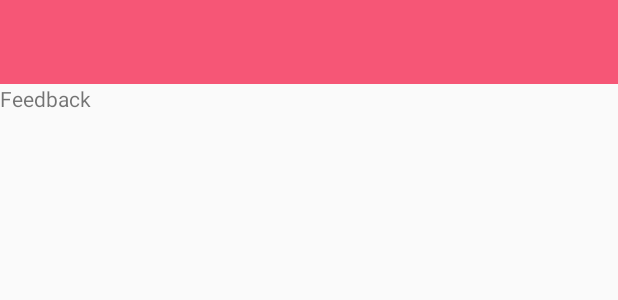
After one commit to paveln0366/epicburgerapp, an Android app: the layout activity_feedback.xml on its own in the app's theme, with its tools: preview values and no code run, on a phone screen of 412 x 824 dp. The commit adds this screen. Shown: the top 300 px of the screen. Run offline under Robolectric (Android 15) with nearby library versions, the phone set to English and light mode, and no system bars.

Commit message:
Add HelpActivity and FeedbackActivity

```diff
--- a/app/src/main/AndroidManifest.xml
+++ b/app/src/main/AndroidManifest.xml
@@ -9,6 +9,8 @@
         android:roundIcon="@mipmap/ic_launcher_round"
         android:supportsRtl="true"
         android:theme="@style/AppTheme">
+        <activity android:name=".FeedbackActivity"></activity>
+        <activity android:name=".HelpActivity" />
         <activity android:name=".MainActivity">
             <intent-filter>
                 <action android:name="android.intent.action.MAIN" />
--- /dev/null
+++ b/app/src/main/res/layout/activity_feedback.xml
@@ -0,0 +1,18 @@
+<?xml version="1.0" encoding="utf-8"?>
+<LinearLayout
+    xmlns:android="http://schemas.android.com/apk/res/android"
+    xmlns:tools="http://schemas.android.com/tools"
+    android:layout_width="match_parent"
+    android:layout_height="match_parent"
+    android:orientation="vertical"
+    tools:context=".FeedbackActivity">
+
+    <include
+        layout="@layout/toolbar_main"
+        android:id="@+id/toolbar"/>
+
+    <TextView
+        android:layout_width="match_parent"
+        android:layout_height="match_parent"
+        android:text="@string/feedback"/>
+</LinearLayout>
--- a/app/src/main/res/values/strings.xml
+++ b/app/src/main/res/values/strings.xml
@@ -4,4 +4,6 @@
     <string name="pizzas">Pizzas</string>
     <string name="sushi">Sushi</string>
     <string name="drinks">Drinks</string>
+    <string name="help">Help</string>
+    <string name="feedback">Feedback</string>
 </resources>
```
Also changed, not shown: app/src/main/java/com/epicburger/epicburgerapp/FeedbackActivity.java (added, +19 -0 lines), app/src/main/java/com/epicburger/epicburgerapp/HelpActivity.java (added, +19 -0 lines), app/src/main/res/layout/activity_help.xml (added, +17 -0 lines).
